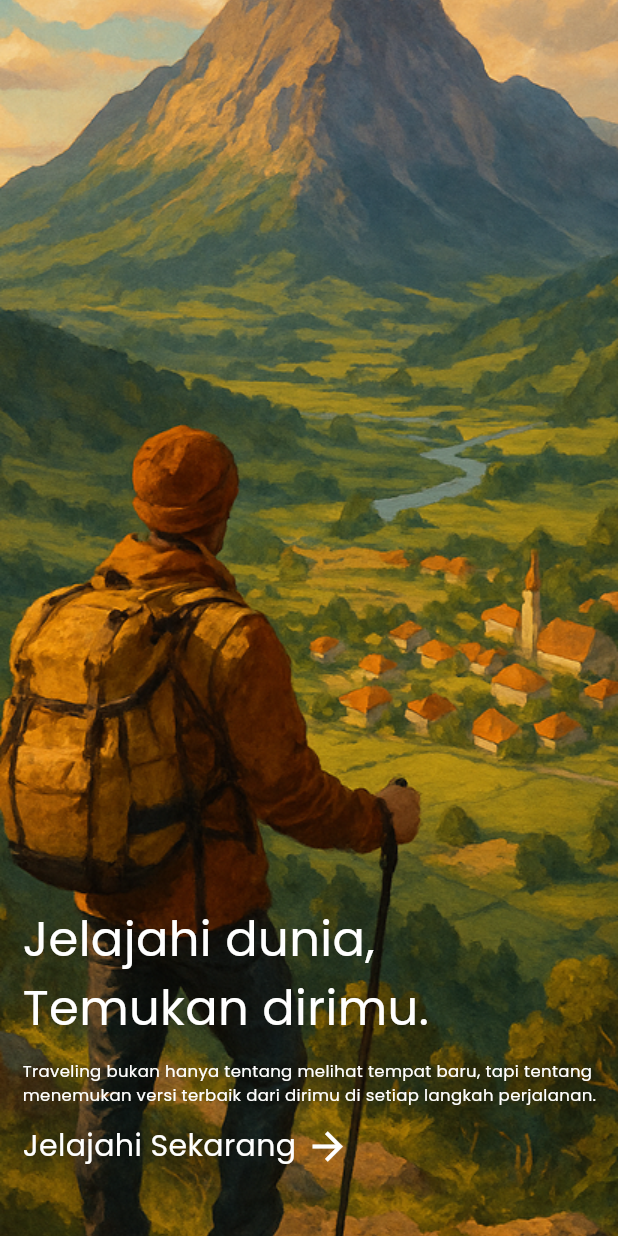
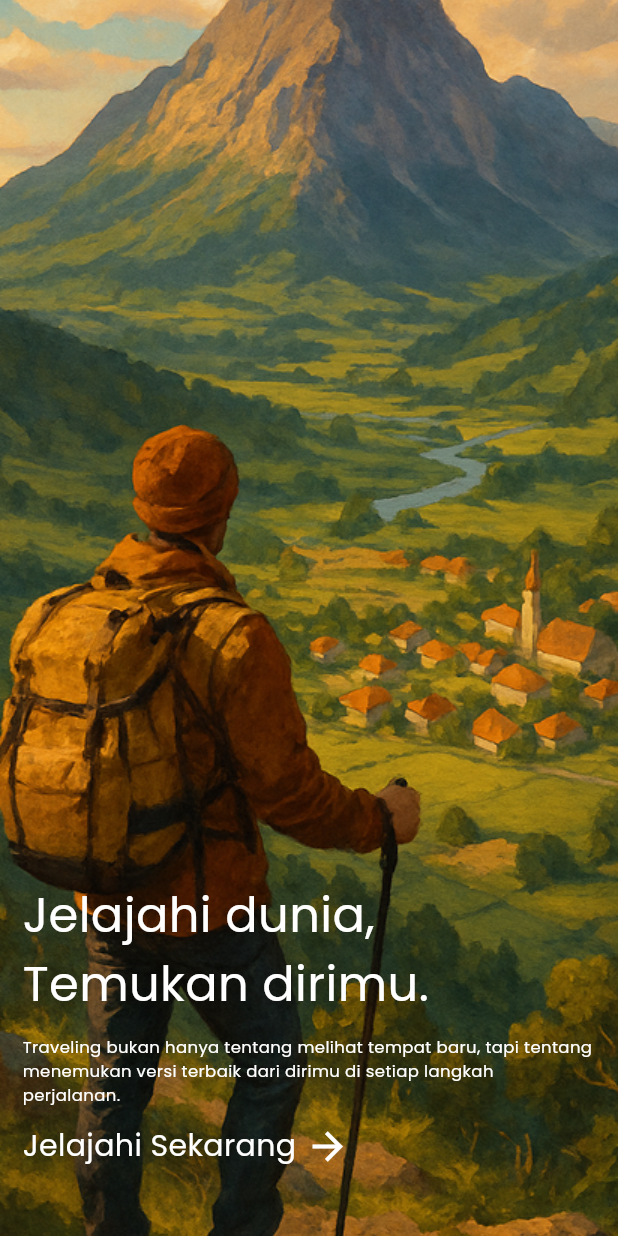
Before and after one commit to zanojan/flutter_travella_app, a Flutter app: the screen it shows after launch, on a phone screen of 412 x 824 dp. Run offline on Flutter 3.47's test engine with Material 3 defaults, Android fonts, the phone set to English and light mode, and no system bars; our stand-ins replace circle_nav_bar, firebase_core, flutter_dotenv, flutter_riverpod, google_generative_ai and 1 more; missing offline and left inert: dart:ffi; accounts and stored records are empty.

Commit message:
mengganti warna text bot dan mengatur positioned pada spalsh

```diff
--- a/lib/screen/home/detail/detail_chatbot.dart
+++ b/lib/screen/home/detail/detail_chatbot.dart
@@ -237,11 +237,12 @@ String getTransportOptions() {
                       onSubmitted: (value) {
                         FocusScope.of(context).unfocus();
                       },
+                      style: TextStyle(color: Color(0xff7B5131)),
                       controller: _controller,
                       decoration: InputDecoration(
                         hintText: 'Tulis pertanyaan terkait Travel...',
                         hintStyle: TextStyle(
-                          color: Theme.of(context).colorScheme.secondary,
+                          color: Color(0xff7B5131),
                           fontSize: 14,
                         ),
                         border: InputBorder.none,
--- a/lib/screen/splash/splash_screen.dart
+++ b/lib/screen/splash/splash_screen.dart
@@ -18,6 +18,7 @@ class SplashScreen extends StatelessWidget {
           Positioned(
             left: 15,
             bottom: 0,
+            right: 15,
             child: Column(
               crossAxisAlignment: CrossAxisAlignment.start,
               children: [
@@ -27,7 +28,7 @@ class SplashScreen extends StatelessWidget {
                 ),
                 SizedBox(height: 11),
                 Text(
-                  'Traveling bukan hanya tentang melihat tempat baru, tapi tentang\nmenemukan versi terbaik dari dirimu di setiap langkah perjalanan.',
+                  'Traveling bukan hanya tentang melihat tempat baru, tapi tentang menemukan versi terbaik dari dirimu di setiap langkah perjalanan.',
                   style: TextStyle(color: Colors.white, fontSize: 11),
                 ),
                 SizedBox(height: 11),
```
